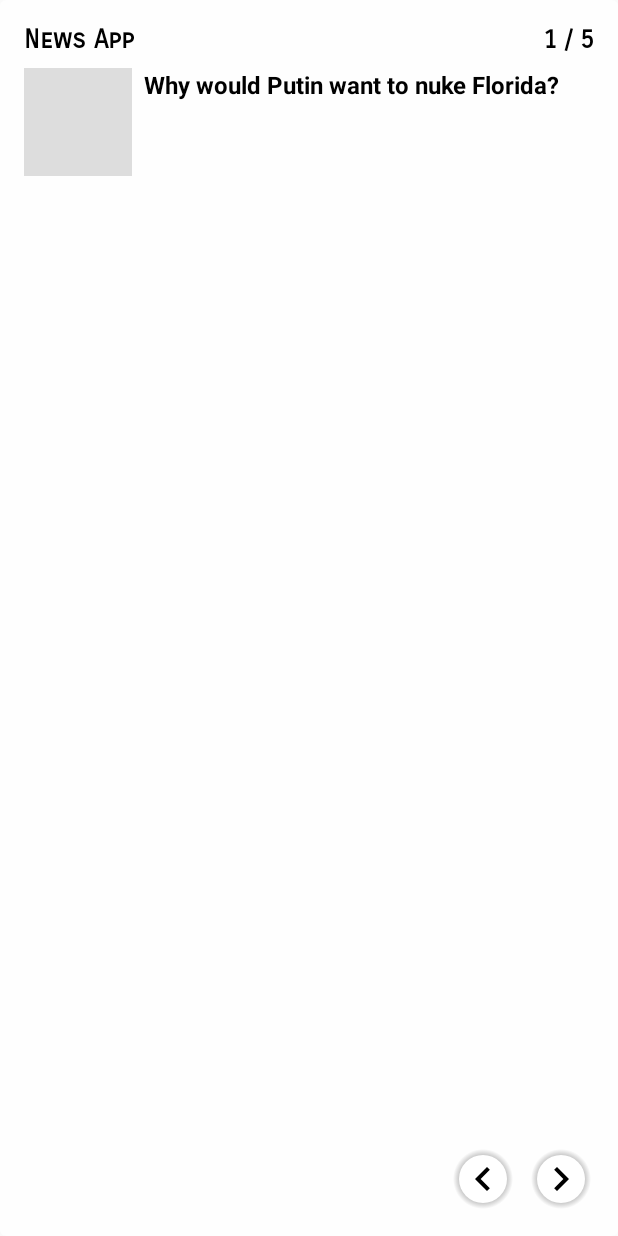
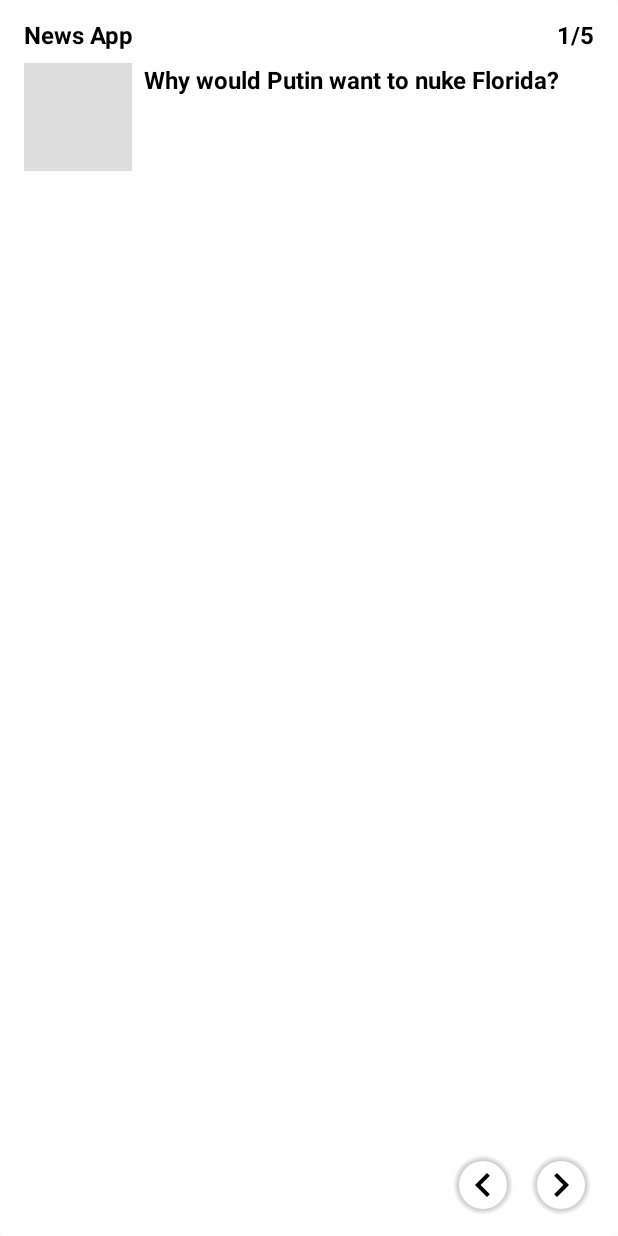
Before and after one commit to AbhishekChd/NewsApp, an Android app: the layout saved_news_widget.xml on its own in the app's theme, with its tools: preview values and no code run, on a phone screen of 412 x 824 dp. Run offline under Robolectric (Android 15) with nearby library versions, the phone set to English and light mode, and no system bars.

Commit message:
Improved widget layout

```diff
--- a/app/src/main/res/layout/saved_news_widget.xml
+++ b/app/src/main/res/layout/saved_news_widget.xml
@@ -13,11 +13,10 @@
         android:layout_alignParentStart="true"
         android:layout_alignParentTop="true"
         android:layout_marginStart="16dp"
-        android:layout_marginTop="16dp"
-        android:fontFamily="sans-serif-smallcaps"
+        android:layout_marginTop="12dp"
         android:text="@string/app_name"
         android:textColor="@color/colorTextSecondary"
-        android:textSize="17sp"
+        android:textSize="16sp"
         android:textStyle="bold" />
 
     <TextView
@@ -27,10 +26,9 @@
         android:layout_alignBaseline="@id/tv_app_name"
         android:layout_alignParentEnd="true"
         android:layout_marginEnd="16dp"
-        android:fontFamily="sans-serif-smallcaps"
-        android:text="1 / 5"
+        android:text="1/5"
         android:textColor="@color/colorTextSecondary"
-        android:textSize="17sp"
+        android:textSize="16sp"
         android:textStyle="bold" />
 
     <ImageView
@@ -63,7 +61,7 @@
         android:layout_alignParentEnd="true"
         android:layout_alignParentBottom="true"
         android:layout_marginEnd="16dp"
-        android:layout_marginBottom="16dp"
+        android:layout_marginBottom="12dp"
         android:background="@drawable/widget_button_background"
         android:src="@drawable/widget_next"
         tools:ignore="VectorDrawableCompat" />
@@ -74,7 +72,7 @@
         android:layout_height="44dp"
         android:layout_alignParentBottom="true"
         android:layout_marginEnd="8dp"
-        android:layout_marginBottom="16dp"
+        android:layout_marginBottom="12dp"
         android:layout_toStartOf="@id/ib_next"
         android:background="@drawable/widget_button_background"
         android:src="@drawable/widget_previous"
```
